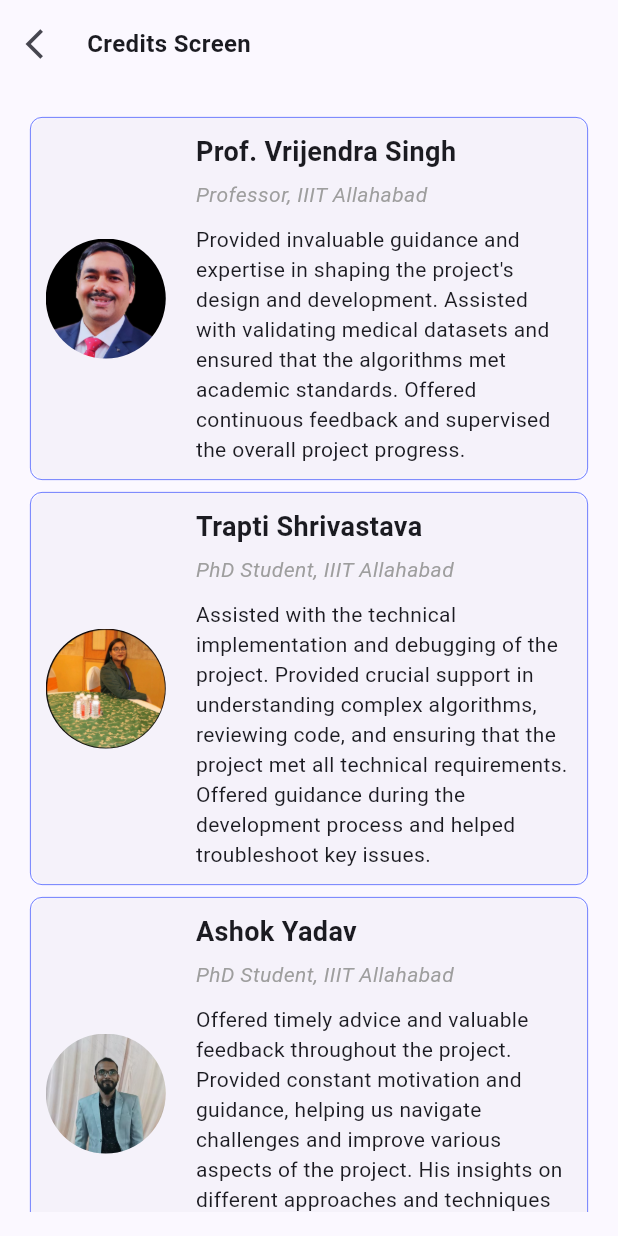
After one commit to Ritesh-K-G/medical_expert_system, a Flutter app: the screen it shows after launch, after a tap on the "info outline" icon, on a phone screen of 412 x 824 dp. The commit adds this screen. Run offline on Flutter 3.47's test engine with Material 3 defaults, Android fonts, the phone set to English and light mode, and no system bars; our stand-ins replace dio, flutter_tts.

Commit message:
Make the credit screen

```diff
--- a/lib/main.dart
+++ b/lib/main.dart
@@ -1,7 +1,5 @@
 import 'package:flutter/material.dart';
 import 'package:medical_expert_system/constants.dart';
-import 'package:medical_expert_system/views/homePage/homePage.dart';
-import 'package:medical_expert_system/views/question_screen/question_screen.dart';
 import 'package:medical_expert_system/views/splash_screen.dart';
 
 void main() {
--- /dev/null
+++ b/lib/views/credits_screen/credits.dart
@@ -0,0 +1,123 @@
+import 'package:flutter/material.dart';
+import 'package:medical_expert_system/constants.dart';
+
+class Credits extends StatelessWidget {
+  final List<Map<String, String>> contributors = [
+    {
+      'name': 'Prof. Vrijendra Singh',
+      'designation': 'Professor, IIIT Allahabad',
+      'contribution': 'Provided invaluable guidance and expertise in shaping the project\'s design and development. Assisted with validating medical datasets and ensured that the algorithms met academic standards. Offered continuous feedback and supervised the overall project progress.',
+      'image': 'assets/images/Vrijendra_sir.png',
+    },
+    {
+      'name': 'Trapti Shrivastava',
+      'designation': 'PhD Student, IIIT Allahabad',
+      'contribution': 'Assisted with the technical implementation and debugging of the project. Provided crucial support in understanding complex algorithms, reviewing code, and ensuring that the project met all technical requirements. Offered guidance during the development process and helped troubleshoot key issues.',
+      'image': 'assets/images/Trapti_mam.jpeg',
+    },
+    {
+      'name': 'Ashok Yadav',
+      'designation': 'PhD Student, IIIT Allahabad',
+      'contribution': 'Offered timely advice and valuable feedback throughout the project. Provided constant motivation and guidance, helping us navigate challenges and improve various aspects of the project. His insights on different approaches and techniques were invaluable to the successful completion of the project.',
+      'image': 'assets/images/Ashok_sir.png',
+    }
+  ];
+
+  @override
+  Widget build(BuildContext context) {
+    return Scaffold(
+      body: SafeArea(
+        child: Column(
+          children: [
+            Padding(
+              padding: const EdgeInsets.all(5.0),
+              child: Row(
+                children: [
+                  IconButton(
+                    icon: const Icon(Icons.arrow_back_ios, size: 24.0),
+                    onPressed: () {
+                      Navigator.pop(context);
+                    },
+                  ),
+                  const SizedBox(width: 5),
+                  const Text('Credits Screen', style: TextStyle(fontSize: 16, fontWeight: FontWeight.w700),)
+                ],
+              ),
+            ),
+            Expanded(
+                child: Padding(
+                  padding: const EdgeInsets.all(16.0),
+                  child: ListView.builder(
+                    itemCount: contributors.length,
+                    itemBuilder: (context, index) {
+                      final contributor = contributors[index];
+                      return Card(
+                        elevation: 0,
+                        child: Container(
+                          decoration: BoxDecoration(
+                              border: Border.all(
+                                  color: AppColors.primary,
+                                  width: 0.5
+                              ),
+                              borderRadius: BorderRadius.circular(8.0)
+                          ),
+                          child: Padding(
+                              padding: const EdgeInsets.all(10),
+                              child: Column(
+                                crossAxisAlignment: CrossAxisAlignment.start,
+                                children: [
+                                  Row(
+                                    children: [
+                                      ClipRRect(
+                                        borderRadius: BorderRadius.circular(50),
+                                        child: Image.asset(
+                                          contributor['image']!,
+                                          width: 80,
+                                          height: 80,
+                                          fit: BoxFit.cover,
+                                        ),
+                                      ),
+                                      const SizedBox(width: 20),
+                                      Expanded(child: Column(
+                                        crossAxisAlignment: CrossAxisAlignment.start,
+                                        children: [
+                                          Text(
+                                            contributor['name']!,
+                                            style: const TextStyle(
+                                              fontSize: 18,
+                                              fontWeight: FontWeight.bold,
+                                            ),
+                                          ),
+                                          const SizedBox(height: 5),
+                                          Text(
+                                            contributor['designation']!,
+                                            style: const TextStyle(
+                                              fontSize: 14,
+                                              fontStyle: FontStyle.italic,
+                                              color: Colors.grey,
+                                            ),
+                                          ),
+                                          const SizedBox(height: 10),
+                                          Text(
+                                            contributor['contribution']!,
+                                            style: const TextStyle(fontSize: 14),
+                                          ),
+                                        ],
+                                      ))
+                                    ],
+                                  )
+                                ],
+                              )
+                          ),
+                        ),
+                      );
+                    },
+                  ),
+                )
+            )
+          ],
+        ),
+      ),
+    );
+  }
+}
--- a/lib/views/homePage/homePage.dart
+++ b/lib/views/homePage/homePage.dart
@@ -4,6 +4,7 @@ import 'package:medical_expert_system/utils/styles/button.dart';
 import 'package:medical_expert_system/utils/styles/text.dart';
 import 'package:medical_expert_system/utils/validators/validators.dart';
 import 'package:medical_expert_system/utils/wrappers/wrappers.dart';
+import 'package:medical_expert_system/views/credits_screen/credits.dart';
 import 'package:medical_expert_system/views/question_screen/question_screen.dart';
 import 'package:medical_expert_system/views/splash_screen.dart';
 
@@ -31,12 +32,26 @@ class _homePageState extends State<homePage> {
   @override
   Widget build(BuildContext context) {
     return Scaffold(
+      appBar: AppBar(
+        actions: [
+          IconButton(
+            icon: const Icon(Icons.info_outline),
+            tooltip: 'Credits',
+            onPressed: () {
+              Navigator.push(
+                context,
+                MaterialPageRoute(builder: (context) => Credits()),
+              );
+            },
+          ),
+        ],
+      ),
       body: SafeArea(child: SingleChildScrollView(
         child: Column(
           crossAxisAlignment: CrossAxisAlignment.center,
           mainAxisAlignment: MainAxisAlignment.center,
           children: [
-            SizedBox(height: MediaQuery.of(context).size.height * 0.20),
+            SizedBox(height: MediaQuery.of(context).size.height * 0.15),
             Stack(children: [
               Material(
                 elevation: 5,
--- a/lib/views/question_screen/question_screen.dart
+++ b/lib/views/question_screen/question_screen.dart
@@ -37,11 +37,10 @@ class _question_screen extends State<question_screen> {
   void initState() {
     super.initState();
     diseaseController = DiseaseController();
-    (()async =>{
-      await diseaseController.loadDiseasesData()
-          .then((value) async =>  await DescriptionController.loadDescription()
-          .then((value) => getCurrentSymptoms())
-          .then((value) => print('hello world')))
+    (() async => {
+          await diseaseController.loadDiseasesData().then((value) async =>
+              await DescriptionController.loadDescription()
+                  .then((value) => getCurrentSymptoms()))
         })();
   }
 
@@ -88,7 +87,7 @@ class _question_screen extends State<question_screen> {
         );
       },
     );
-    String suggestions = 'Server error!!';
+    String suggestions = 'Sorry!! Server is down so it couldn\'t fetch the suggestions';
     final dio = Dio();
     try {
       var res = await dio.post(
@@ -100,19 +99,20 @@ class _question_screen extends State<question_screen> {
           });
       String temp = res.data;
       suggestions = temp.replaceAll('*', '');
-          print(suggestions);
-    }
-    catch(e) {
+    } catch (e) {
       ScaffoldMessenger.of(context).showSnackBar(const SnackBar(
-        content: Text('Bad Request!!'),
+        content: Text('Server Down!!'),
       ));
-    }finally{
+    } finally {
       Navigator.pop(context);
       Navigator.pop(context);
       Navigator.push(
           context,
-        MaterialPageRoute(builder: (context) => showResult(diseaseController: diseaseController, DescriptionController: DescriptionController, suggestions: suggestions))
-      );
+          MaterialPageRoute(
+              builder: (context) => showResult(
+                  diseaseController: diseaseController,
+                  DescriptionController: DescriptionController,
+                  suggestions: suggestions)));
     }
   }
 
@@ -129,7 +129,8 @@ class _question_screen extends State<question_screen> {
           title: const Text('Back to Home', style: AppTextStyles.appBarText),
           actions: <Widget>[
             IconButton(
-              icon: const Icon(IconData(0xf7a9, fontFamily: 'MaterialIcons'), size: 28),
+              icon: const Icon(IconData(0xf7a9, fontFamily: 'MaterialIcons'),
+                  size: 28),
               onPressed: () {
                 setState(() {
                   isEnglish = !isEnglish;
@@ -140,7 +141,8 @@ class _question_screen extends State<question_screen> {
           ],
         ),
         body: Padding(
-          padding: const EdgeInsets.only(left: 25, right: 25, top: 15, bottom: 20),
+          padding:
+              const EdgeInsets.only(left: 25, right: 25, top: 15, bottom: 20),
           child: Column(
             crossAxisAlignment: CrossAxisAlignment.start,
             children: [
@@ -162,7 +164,9 @@ class _question_screen extends State<question_screen> {
                         child: Container(
                           decoration: BoxDecoration(
                             border: Border.all(
-                                  color: _selectedIndex == index ? AppColors.primary : AppColors.borderGrey,
+                              color: _selectedIndex == index
+                                  ? AppColors.primary
+                                  : AppColors.borderGrey,
                               width: 0.5,
                             ),
                             borderRadius: BorderRadius.circular(8.0),
@@ -172,7 +176,8 @@ class _question_screen extends State<question_screen> {
                             child: InkWell(
                               onTap: () {
                                 setState(() {
-                                      _selectedIndex = (_selectedIndex == index ? -1 : index);
+                                  _selectedIndex =
+                                      (_selectedIndex == index ? -1 : index);
                                 });
                               },
                               child: Column(
@@ -182,38 +187,53 @@ class _question_screen extends State<question_screen> {
                                     children: [
                                       const SizedBox(width: 8),
                                       Icon(
-                                            _selectedIndex == index ? Icons.radio_button_checked : Icons.radio_button_unchecked,
-                                            color: _selectedIndex == index ? AppColors.primary : null,
+                                        _selectedIndex == index
+                                            ? Icons.radio_button_checked
+                                            : Icons.radio_button_unchecked,
+                                        color: _selectedIndex == index
+                                            ? AppColors.primary
+                                            : null,
                                         size: 20,
                                       ),
                                       const SizedBox(width: 10),
                                       Expanded(
                                         child: Text(
-                                                isEnglish ?
-                                                symptoms[index]
-                                                : DescriptionController.diseases[symptoms[index]]!.hindiName,
+                                            isEnglish
+                                                ? symptoms[index]
+                                                : DescriptionController
+                                                    .diseases[symptoms[index]]!
+                                                    .hindiName,
                                             softWrap: true,
                                             style: AppTextStyles.optionText
                                                 .copyWith(
-                                                  color: _selectedIndex == index ? AppColors.primary : Colors.black
-                                                )
-                                            ),
+                                                    color:
+                                                        _selectedIndex == index
+                                                            ? AppColors.primary
+                                                            : Colors.black)),
                                       ),
                                       IconButton(
                                         onPressed: () {
                                           setState(() {
-                                                _expandedIndex = _expandedIndex == index ? -1 : index;
+                                            _expandedIndex =
+                                                _expandedIndex == index
+                                                    ? -1
+                                                    : index;
                                           });
                                         },
                                         icon: Icon(
-                                              _expandedIndex == index ? Icons.expand_less : Icons.expand_more,
+                                          _expandedIndex == index
+                                              ? Icons.expand_less
+                                              : Icons.expand_more,
                                         ),
                                       ),
                                     ],
                                   ),
-                                      if (_selectedIndex == index && _selectedIndex != (symptoms.length - 1) && _selectedIndex != (symptoms.length - 2))
+                                  if (_selectedIndex == index &&
+                                      _selectedIndex != (symptoms.length - 1) &&
+                                      _selectedIndex != (symptoms.length - 2))
                                     Column(
-                                          crossAxisAlignment: CrossAxisAlignment.start,
+                                      crossAxisAlignment:
+                                          CrossAxisAlignment.start,
                                       children: [
                                         const SizedBox(height: 8.0),
                                         Text(
@@ -238,35 +258,49 @@ class _question_screen extends State<question_screen> {
                                     Padding(
                                         padding: const EdgeInsets.all(2.0),
                                         child: Row(
-                                            crossAxisAlignment: CrossAxisAlignment.start,
+                                          crossAxisAlignment:
+                                              CrossAxisAlignment.start,
                                           children: [
                                             const SizedBox(width: 33),
-                                              Expanded(child:
-                                              Text(
+                                            Expanded(
+                                                child: Text(
                                               isEnglish
-                                                ? DescriptionController.diseases[symptoms[index]]!.description
-                                                    : DescriptionController.diseases[symptoms[index]]!.hindiDescription
-                                                ,
+                                                  ? DescriptionController
+                                                      .diseases[
+                                                          symptoms[index]]!
+                                                      .description
+                                                  : DescriptionController
+                                                      .diseases[
+                                                          symptoms[index]]!
+                                                      .hindiDescription,
                                               softWrap: true,
-                                                style: AppTextStyles.descriptionText,
+                                              style:
+                                                  AppTextStyles.descriptionText,
                                             )),
-                                              IconButton(onPressed: () async {
+                                            IconButton(
+                                                onPressed: () async {
                                                   if (isEnglish) {
-                                                  await flutterTts.setLanguage("en-US");
+                                                    await flutterTts
+                                                        .setLanguage("en-US");
                                                     flutterTts.speak(
-                                                      DescriptionController.diseases[symptoms[index]]!.description
-                                                  );
+                                                        DescriptionController
+                                                            .diseases[symptoms[
+                                                                index]]!
+                                                            .description);
+                                                  } else {
+                                                    await flutterTts
+                                                        .setLanguage("hi-IN");
+                                                    flutterTts.speak(
+                                                        DescriptionController
+                                                            .diseases[symptoms[
+                                                                index]]!
+                                                            .hindiDescription);
                                                   }
-                                                else {
-                                                  await flutterTts.setLanguage("hi-IN");
-                                                  flutterTts.speak(
-                                                      DescriptionController.diseases[symptoms[index]]!.hindiDescription
-                                                  );
-                                                }
-                                              }, icon: const Icon(Icons.volume_up_sharp))
+                                                },
+                                                icon: const Icon(
+                                                    Icons.volume_up_sharp))
                                           ],
-                                          )
-                                        ),
+                                        )),
                                 ],
                               ),
                             ),
@@ -277,8 +311,7 @@ class _question_screen extends State<question_screen> {
                     ],
                   );
                 },
-                  )
-              ),
+              )),
               Row(
                 crossAxisAlignment: CrossAxisAlignment.center,
                 mainAxisAlignment: MainAxisAlignment.center,
@@ -287,12 +320,10 @@ class _question_screen extends State<question_screen> {
                     onPressed: () async {
                       if (_selectedIndex == (symptoms.length - 1)) {
                         terminate();
-                      }
-                      else if (_selectedIndex == (symptoms.length - 2)) {
+                      } else if (_selectedIndex == (symptoms.length - 2)) {
                         deleteSymptom();
                         getCurrentSymptoms();
-                      }
-                      else {
+                      } else {
                         selectSymptom(symptoms[_selectedIndex]);
                         getCurrentSymptoms();
                       }
@@ -315,7 +346,6 @@ class _question_screen extends State<question_screen> {
               )
             ],
           ),
-        )
-    );
+        ));
   }
 }
--- a/pubspec.yaml
+++ b/pubspec.yaml
@@ -31,8 +31,8 @@ dependencies:
   flutter:
     sdk: flutter
 
-  flutter_tts: ^3.0.0
-  dio: ^5.4.3+1
+  flutter_tts: 3.0.0
+  dio: 5.4.3
 
   # The following adds the Cupertino Icons font to your application.
   # Use with the CupertinoIcons class for iOS style icons.
```
Also changed, not shown: assets/images/Ashok_sir.png (added), assets/images/Trapti_mam.jpeg (added), assets/images/Vrijendra_sir.png (added), pubspec.lock, 1 other file. Lines whose indentation alone changed are shown as unchanged.
